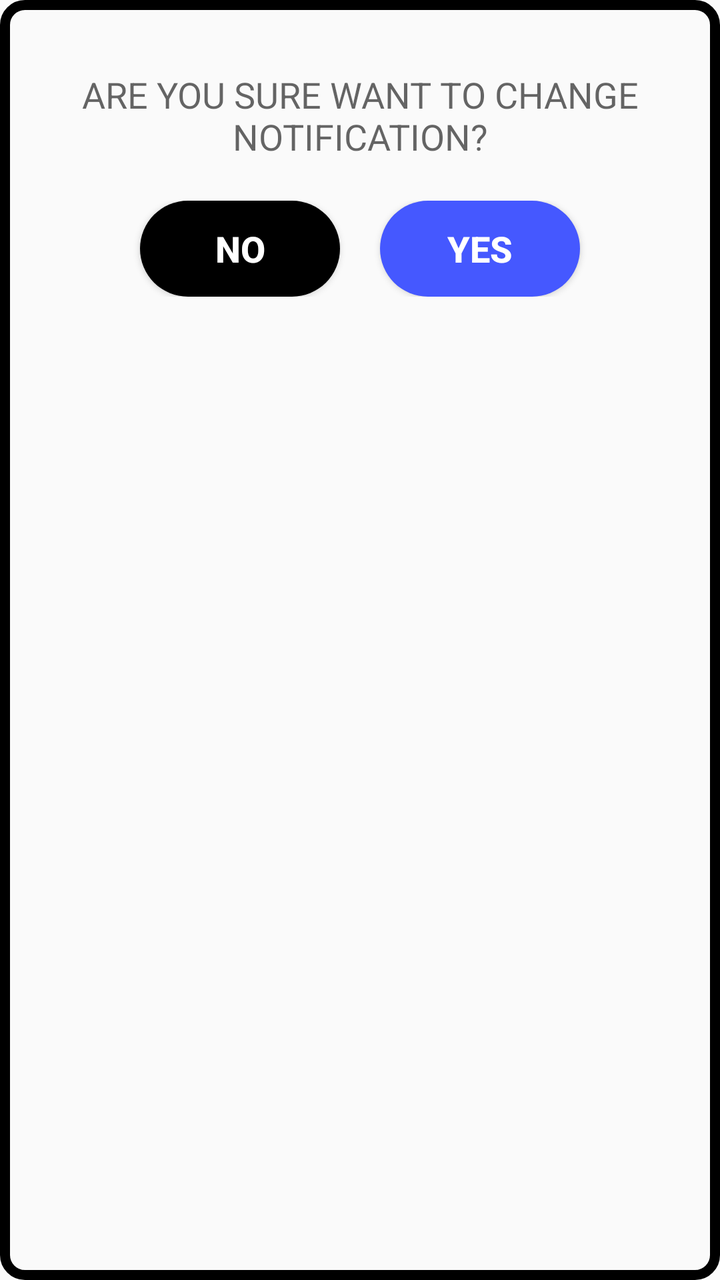
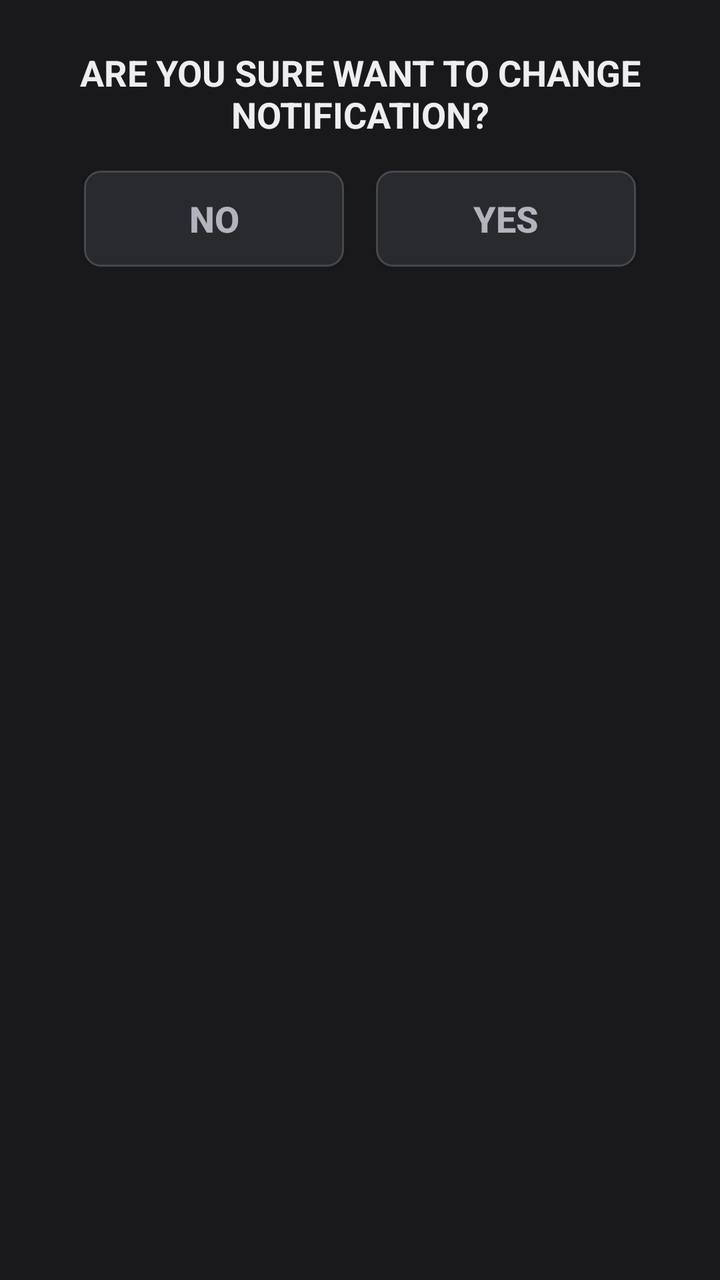

An Android layout rendered at two revisions. The XML below is the earlier revision; the diff shows what the commit changed to produce the second picture.
<!-- AndroidManifest.xml: application theme Theme.SIAGA -->
<!-- res/layout/submit_popup.xml -->
<LinearLayout
    xmlns:android="http://schemas.android.com/apk/res/android"
    android:layout_width="wrap_content"
    android:layout_height="wrap_content"
    android:orientation="vertical"
    android:padding="35dp"
    android:background="@drawable/border_rounded_black">

    <TextView
        android:layout_width="wrap_content"
        android:layout_height="wrap_content"
        android:text="ARE YOU SURE WANT TO CHANGE NOTIFICATION?"
        android:textAppearance="?android:attr/textAppearanceMedium"
        android:textAlignment="center"
        android:layout_gravity="center"
        android:paddingBottom="20dp"/>

    <LinearLayout
        android:layout_width="match_parent"
        android:layout_height="wrap_content"
        android:orientation="horizontal"
        android:gravity="center">

        <Button
            android:id="@+id/noButton"
            android:layout_width="100dp"
            android:layout_height="wrap_content"
            android:text="NO"
            android:textColor="@color/white"
            android:textStyle="bold"
            android:textSize="18dp"
            android:background="@drawable/button_rounded_black" />

        <Button
            android:id="@+id/yesButton"
            android:layout_width="100dp"
            android:layout_height="wrap_content"
            android:text="YES"
            android:textSize="18dp"
            android:textStyle="bold"
            android:textColor="@color/white"
            android:background="@drawable/button_rounded_blue"
            android:layout_marginLeft="20dp"/>
    </LinearLayout>
</LinearLayout>
<!-- resources referenced by this layout -->
<resources>
  <color name="white">#FFFFFFFF</color>
  <!-- drawable border_rounded_black (drawable) -->
  <?xml version="1.0" encoding="utf-8"?>
  <shape xmlns:android="http://schemas.android.com/apk/res/android">
      <solid android:color="#00FFFFFF"/>
      <stroke android:color="@color/black" android:width="5dp"/>
      <corners android:radius="10dp"/>
  </shape>
  <!-- drawable button_rounded_black (drawable) -->
  <?xml version="1.0" encoding="utf-8"?>
  <shape xmlns:android="http://schemas.android.com/apk/res/android">
      <solid android:color="@color/black"/>
      <corners android:radius="80dp"/>
  </shape>
  <!-- drawable button_rounded_blue (drawable) -->
  <?xml version="1.0" encoding="utf-8"?>
  <shape xmlns:android="http://schemas.android.com/apk/res/android">
      <solid android:color="#4558FF"/>
      <corners android:radius="80dp"/>
  </shape>
  <style name="Theme.SIAGA" parent="Base.Theme.SIAGA" />
  <color name="black">#FF000000</color>
  <style name="Base.Theme.SIAGA" parent="Theme.AppCompat.Light.NoActionBar">
          
          
      </style>
</resources>

<!-- the commit's change to res/layout/submit_popup.xml (unified diff, before → after) -->
@@ -1,19 +1,23 @@
+<?xml version="1.0" encoding="utf-8"?>
 <LinearLayout
     xmlns:android="http://schemas.android.com/apk/res/android"
-    android:layout_width="wrap_content"
+    xmlns:app="http://schemas.android.com/apk/res-auto"
+    android:layout_width="match_parent"
     android:layout_height="wrap_content"
     android:orientation="vertical"
-    android:padding="35dp"
-    android:background="@drawable/border_rounded_black">
+    android:background="@color/background"
+    android:padding="24dp">
 
     <TextView
-        android:layout_width="wrap_content"
+        android:layout_width="match_parent"
         android:layout_height="wrap_content"
         android:text="ARE YOU SURE WANT TO CHANGE NOTIFICATION?"
-        android:textAppearance="?android:attr/textAppearanceMedium"
+        android:textColor="@color/colorTxt"
+        android:textSize="18sp"
+        android:textStyle="bold"
         android:textAlignment="center"
         android:layout_gravity="center"
-        android:paddingBottom="20dp"/>
+        android:layout_marginBottom="16dp"/>
 
     <LinearLayout
         android:layout_width="match_parent"
@@ -23,23 +27,26 @@
 
         <Button
             android:id="@+id/noButton"
-            android:layout_width="100dp"
+            android:layout_width="130dp"
             android:layout_height="wrap_content"
             android:text="NO"
-            android:textColor="@color/white"
+            android:textColor="@color/secColorTxt"
             android:textStyle="bold"
-            android:textSize="18dp"
-            android:background="@drawable/button_rounded_black" />
+            android:textSize="18sp"
+            android:background="@drawable/card_minimalist"
+            android:elevation="2dp"
+            android:layout_marginEnd="8dp"/>
 
         <Button
             android:id="@+id/yesButton"
-            android:layout_width="100dp"
+            android:layout_width="130dp"
             android:layout_height="wrap_content"
             android:text="YES"
-            android:textSize="18dp"
+            android:textSize="18sp"
             android:textStyle="bold"
-            android:textColor="@color/white"
-            android:background="@drawable/button_rounded_blue"
-            android:layout_marginLeft="20dp"/>
+            android:textColor="@color/secColorTxt"
+            android:background="@drawable/card_minimalist"
+            android:elevation="2dp"
+            android:layout_marginStart="8dp"/>
     </LinearLayout>
 </LinearLayout>
<!-- resource entries referenced after the edit -->
@@ -1,27 +1,20 @@
 <!-- resources referenced by this layout -->
 <resources>
-  <color name="white">#FFFFFFFF</color>
-  <!-- drawable border_rounded_black (drawable) -->
+  <color name="background">#19191B</color>
+  <color name="colorTxt">#EEEEF0</color>
+  <color name="secColorTxt">#B2B3BD</color>
+  <!-- drawable card_minimalist (drawable) -->
   <?xml version="1.0" encoding="utf-8"?>
   <shape xmlns:android="http://schemas.android.com/apk/res/android">
-      <solid android:color="#00FFFFFF"/>
-      <stroke android:color="@color/black" android:width="5dp"/>
-      <corners android:radius="10dp"/>
-  </shape>
-  <!-- drawable button_rounded_black (drawable) -->
-  <?xml version="1.0" encoding="utf-8"?>
-  <shape xmlns:android="http://schemas.android.com/apk/res/android">
-      <solid android:color="@color/black"/>
-      <corners android:radius="80dp"/>
-  </shape>
-  <!-- drawable button_rounded_blue (drawable) -->
-  <?xml version="1.0" encoding="utf-8"?>
-  <shape xmlns:android="http://schemas.android.com/apk/res/android">
-      <solid android:color="#4558FF"/>
-      <corners android:radius="80dp"/>
+      <solid android:color="@color/interactiveComp"/>
+      <corners android:radius="8dp"/>
+      <stroke
+          android:width="1dp"
+          android:color="@color/colorCard"/>
   </shape>
   <style name="Theme.SIAGA" parent="Base.Theme.SIAGA" />
-  <color name="black">#FF000000</color>
+  <color name="interactiveComp">#292A2E</color>
+  <color name="colorCard">#46484F</color>
   <style name="Base.Theme.SIAGA" parent="Theme.AppCompat.Light.NoActionBar">
           
           
